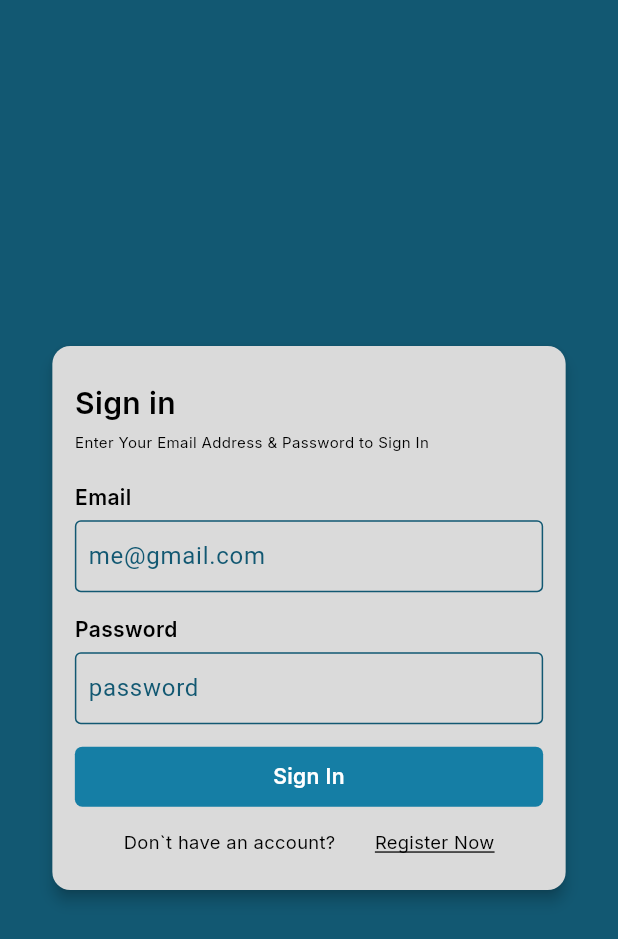
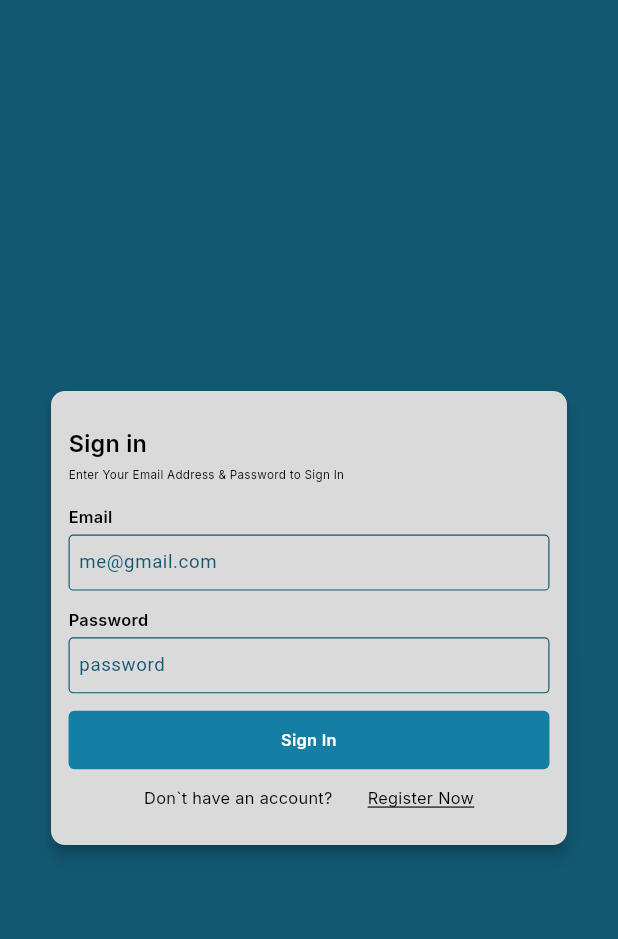
Before and after one commit to aafiqah/clean_up_community_app, a Flutter app: the screen it shows after launch, on a phone screen of 412 x 824 dp. Shown: the top 939 px of the screen. Run offline on Flutter 3.47's test engine with Material 3 defaults, Android fonts, the phone set to English and light mode, and no system bars; our stand-ins replace go_router, google_fonts.

Commit message:
fix size width, height, padding for login page

```diff
--- a/lib/custom widget/button/submitButton.dart
+++ b/lib/custom widget/button/submitButton.dart
@@ -4,7 +4,7 @@ import 'package:google_fonts/google_fonts.dart';
 import '../../constant/index.dart';
 
 class Submitbutton extends StatelessWidget {
-  const Submitbutton({super.key,required this.size, required this.title});
+  const Submitbutton({super.key, required this.size, required this.title});
 
   final double size;
   final String title;
@@ -13,7 +13,10 @@ class Submitbutton extends StatelessWidget {
   Widget build(BuildContext context) {
     return Container(
       width: size,
-      padding: EdgeInsets.all(SizeSpacing().doubleSpacing10),
+      padding: EdgeInsets.symmetric(
+        vertical: SizeSpacing().doubleSpacing15,
+        horizontal: SizeSpacing().doubleSpacing10,
+      ),
       decoration: BoxDecoration(
         borderRadius: BorderRadius.circular(SizeSpacing().doubleSpacing5),
         color: CleanUpColor.buttonColor,
--- a/lib/screen/onboarding/login_page.dart
+++ b/lib/screen/onboarding/login_page.dart
@@ -28,13 +28,17 @@ class _LoginPageState extends State<LoginPage> {
       body: Center(
           child: SizedBox(
         width: size.width * 0.85,
-        height: size.height * 0.45,
+        child: FittedBox(
+          fit: BoxFit.fitWidth,
           child: Card(
             elevation: 4,
             color: CleanUpColor.searchBarColor,
             surfaceTintColor: CleanUpColor.searchBarColor,
             child: Padding(
-            padding: EdgeInsets.all(SizeSpacing().doubleSpacing15),
+              padding: EdgeInsets.symmetric(
+                vertical: SizeSpacing().doubleSpacing30,
+                horizontal: SizeSpacing().doubleSpacing15,
+              ),
               child: Column(
                 mainAxisAlignment: MainAxisAlignment.center,
                 crossAxisAlignment: CrossAxisAlignment.start,
@@ -68,7 +72,9 @@ class _LoginPageState extends State<LoginPage> {
                     ),
                   ),
                   SizedBox(height: SizeSpacing().doubleSpacing5),
-                Form(
+                  SizedBox(
+                    width: size.width,
+                    child: Form(
                       key: _formKey,
                       autovalidateMode: _autoValidateMode,
                       child: TextFormField(
@@ -125,6 +131,7 @@ class _LoginPageState extends State<LoginPage> {
                         },
                       ),
                     ),
+                  ),
                   SizedBox(height: SizeSpacing().doubleSpacing15),
                   Text(
                     'Password',
@@ -135,7 +142,9 @@ class _LoginPageState extends State<LoginPage> {
                     ),
                   ),
                   SizedBox(height: SizeSpacing().doubleSpacing5),
-                Form(
+                  SizedBox(
+                    width: size.width,
+                    child: Form(
                       key: _formKey2,
                       autovalidateMode: _autoValidateMode,
                       child: TextFormField(
@@ -192,6 +201,7 @@ class _LoginPageState extends State<LoginPage> {
                         },
                       ),
                     ),
+                  ),
                   SizedBox(height: SizeSpacing().doubleSpacing15),
                   InkWell(
                     onTap: () {
@@ -203,12 +213,12 @@ class _LoginPageState extends State<LoginPage> {
                     ),
                   ),
                   SizedBox(height: SizeSpacing().doubleSpacing15),
-                Center(
+                  SizedBox(
+                    width: size.width,
+                    child: Center(
                       child: SizedBox(
-                    width: size.width * 0.6,
-                    child: FittedBox(
-                      fit: BoxFit.fitWidth,
                         child: Row(
+                          mainAxisAlignment: MainAxisAlignment.center,
                           children: [
                             Text(
                               'Don`t have an account?',
@@ -241,6 +251,7 @@ class _LoginPageState extends State<LoginPage> {
               ),
             ),
           ),
+        ),
       )),
     );
   }
```
Lines whose indentation alone changed are shown as unchanged.
